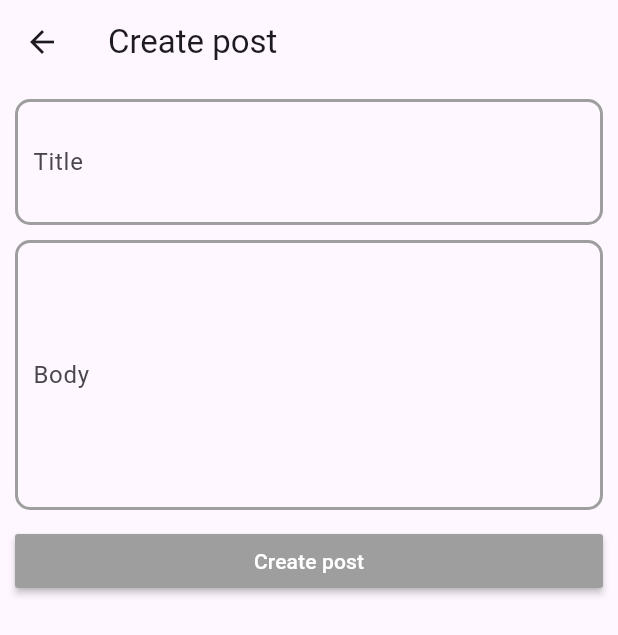
After one commit to mobile-app-coder/crude, a Flutter app: the screen it shows after launch, after a tap on the "add" icon, on a phone screen of 412 x 824 dp. The commit adds this screen. Shown: the top 635 px of the screen. Run offline on Flutter 3.47's test engine with Material 3 defaults, Android fonts, the phone set to English and light mode, and no system bars; our stand-ins replace dio, flutter_slidable, logger; network calls fail.

Commit message:
update and create pages added created update service added slidable

```diff
--- a/lib/models/post_model.dart
+++ b/lib/models/post_model.dart
@@ -7,13 +7,13 @@ String postModelToJson(List<PostModel> data) =>
     json.encode(List<dynamic>.from(data.map((x) => x.toJson())));
 
 class PostModel {
-  int userId = 1;
+  int? userId = 1;
   int? id;
   String title;
   String body;
 
   PostModel({
-    required this.userId,
+    this.userId,
     this.id,
     required this.title,
     required this.body,
--- /dev/null
+++ b/lib/pages/create_post_page.dart
@@ -0,0 +1,106 @@
+import 'package:crude/services/http_service.dart';
+import 'package:crude/services/log_service.dart';
+import 'package:flutter/material.dart';
+
+import '../models/post_model.dart';
+
+class CreatePostPage extends StatefulWidget {
+  const CreatePostPage({super.key});
+
+  @override
+  State<CreatePostPage> createState() => _CreatePostPageState();
+}
+
+class _CreatePostPageState extends State<CreatePostPage> {
+  TextEditingController title = TextEditingController();
+  TextEditingController body = TextEditingController();
+  PostModel? newModel = PostModel(title: "", body: "");
+
+  gotoHome() {
+    Navigator.pop(context);
+  }
+
+
+  createPost(PostModel model) async {
+    var response = await NetworkService.POST(
+        NetworkService.API_LIST, NetworkService.paramCreate(model));
+    LogService.i(response.toString());
+  }
+
+  @override
+  void initState() {
+    // TODO: implement initState
+    super.initState();
+  }
+
+  @override
+  Widget build(BuildContext context) {
+    return Scaffold(
+      resizeToAvoidBottomInset: false,
+      appBar: AppBar(
+        title: Text("Create post"),
+      ),
+      body: Container(
+        margin: EdgeInsets.all(10),
+        alignment: Alignment.center,
+        child: Column(
+          children: [
+            Container(
+              padding: EdgeInsets.only(left: 10),
+              decoration: BoxDecoration(
+                  borderRadius: BorderRadius.circular(10),
+                  border: Border.all(color: Colors.grey, width: 2)),
+              alignment: Alignment.center,
+              child: TextField(
+                controller: title,
+                decoration: const InputDecoration(
+                    border: InputBorder.none, label: Text("Title")),
+                maxLines: 2,
+                onChanged: (text) {
+                  newModel?.title = text;
+                },
+              ),
+            ),
+            const SizedBox(
+              height: 10,
+            ),
+            Container(
+              padding: EdgeInsets.only(left: 10),
+              decoration: BoxDecoration(
+                border: Border.all(color: Colors.grey, width: 2),
+                borderRadius: BorderRadius.circular(10),
+              ),
+              alignment: Alignment.center,
+              child: TextField(
+                controller: body,
+                decoration: const InputDecoration(
+                    border: InputBorder.none, label: Text("Body")),
+                maxLines: 6,
+                onChanged: (text) {
+                  newModel?.body = text;
+                },
+              ),
+            ),
+            const SizedBox(
+              height: 10,
+            ),
+            Container(
+              width: double.infinity,
+              child: MaterialButton(
+                onPressed: () {
+                  createPost(newModel!);
+                  gotoHome();
+                },
+                color: Colors.grey,
+                child: const Text(
+                  "Create post",
+                  style: TextStyle(color: Colors.white),
+                ),
+              ),
+            ),
+          ],
+        ),
+      ),
+    );
+  }
+}
--- a/lib/pages/home_page.dart
+++ b/lib/pages/home_page.dart
@@ -1,7 +1,9 @@
+import 'package:crude/pages/create_post_page.dart';
 import 'package:crude/services/http_service.dart';
 import 'package:flutter/material.dart';
 
 import '../models/post_model.dart';
+import '../views/item_post.dart';
 
 class HomePage extends StatefulWidget {
   const HomePage({super.key});
@@ -42,43 +44,25 @@ class _HomePageState extends State<HomePage> {
   Widget build(BuildContext context) {
     return Scaffold(
       floatingActionButton: FloatingActionButton(
-        onPressed: (){},
+        onPressed: () {
+          Navigator.push(context,
+              MaterialPageRoute(builder: (BuildContext context) {
+            return CreatePostPage();
+          }));
+        },
+        child: Icon(Icons.add),
       ),
       appBar: AppBar(
         title: Text("Post crud"),
-        elevation:10,
+        elevation: 10,
       ),
       body: ListView.builder(
         itemCount: list.length,
         itemBuilder: (context, index) {
-          return itemOfPost(list[index]);
+          //return itemOfPost(list[index]);
+          return slidableItemOfPost(list[index]);
         },
       ),
     );
   }
-
-  Widget itemOfPost(PostModel model) {
-    return Container(
-      margin: EdgeInsets.all(5),
-      decoration: BoxDecoration(
-          border: Border.all(color: Colors.black, width: 2),
-          borderRadius: BorderRadius.all(Radius.circular(10))),
-      width: double.infinity,
-      height: 300,
-      padding: EdgeInsets.all(10),
-      child: Column(
-        children: [
-          Text(
-            model.title,
-            style: TextStyle(fontSize: 25, fontWeight: FontWeight.bold),
-          ),
-          Expanded(
-              child: Text(
-            model.body,
-            style: TextStyle(fontSize: 20),
-          ))
-        ],
-      ),
-    );
-  }
 }
--- a/pubspec.yaml
+++ b/pubspec.yaml
@@ -15,6 +15,7 @@ dependencies:
   cupertino_icons: ^1.0.6
   dio: ^5.4.3+1
   logger: ^1.1.0
+  flutter_slidable: ^3.1.0
 
 dev_dependencies:
   flutter_test:
```
Also changed, not shown: lib/pages/update_page.dart (added, +109 -0 lines), lib/services/http_service.dart (+24 -0 lines), lib/views/item_post.dart (added, +83 -0 lines), pubspec.lock.
